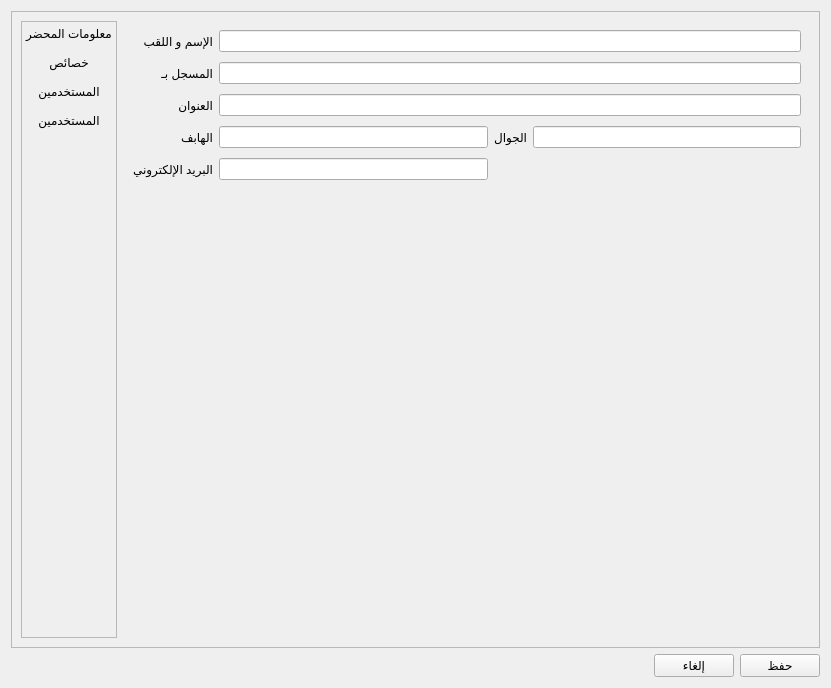
First picture: the form in ui/widgets/form_settings.ui, repository dukehub/baillif_app_v2, before the edit.
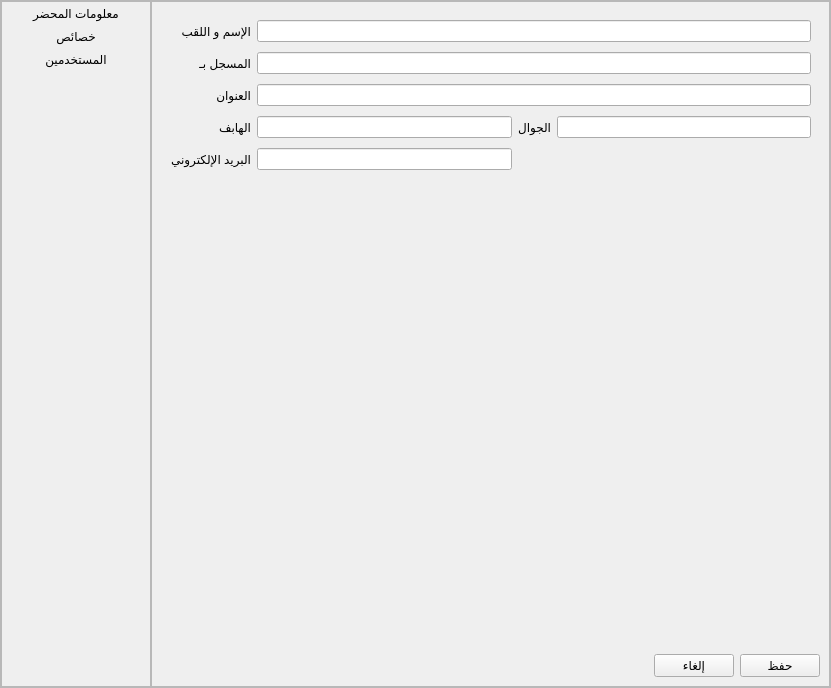
Second picture: the form after the edit.

```diff
--- a/ui/widgets/form_settings.ui
+++ b/ui/widgets/form_settings.ui
@@ -11,9 +11,27 @@
    </rect>
   </property>
   <property name="windowTitle">
-   <string>Dialog</string>
+   <string>الإعدادات</string>
+  </property>
+  <property name="modal">
+   <bool>false</bool>
   </property>
   <layout class="QVBoxLayout" name="verticalLayout">
+   <property name="spacing">
+    <number>0</number>
+   </property>
+   <property name="leftMargin">
+    <number>0</number>
+   </property>
+   <property name="topMargin">
+    <number>0</number>
+   </property>
+   <property name="rightMargin">
+    <number>0</number>
+   </property>
+   <property name="bottomMargin">
+    <number>0</number>
+   </property>
    <item>
     <widget class="QFrame" name="frame_3">
      <property name="frameShape">
@@ -23,8 +41,29 @@
       <enum>QFrame::Shadow::Raised</enum>
      </property>
      <layout class="QHBoxLayout" name="horizontalLayout">
+      <property name="spacing">
+       <number>0</number>
+      </property>
+      <property name="leftMargin">
+       <number>0</number>
+      </property>
+      <property name="topMargin">
+       <number>0</number>
+      </property>
+      <property name="rightMargin">
+       <number>0</number>
+      </property>
+      <property name="bottomMargin">
+       <number>0</number>
+      </property>
       <item>
-       <widget class="QFrame" name="frame">
+       <widget class="QFrame" name="frame_settings">
+        <property name="minimumSize">
+         <size>
+          <width>150</width>
+          <height>0</height>
+         </size>
+        </property>
         <property name="layoutDirection">
          <enum>Qt::LayoutDirection::LeftToRight</enum>
         </property>
@@ -38,6 +77,9 @@
          <enum>QFrame::Shadow::Raised</enum>
         </property>
         <layout class="QVBoxLayout" name="verticalLayout_2">
+         <property name="spacing">
+          <number>0</number>
+         </property>
          <property name="leftMargin">
           <number>0</number>
          </property>
@@ -51,7 +93,7 @@
           <number>0</number>
          </property>
          <item>
-          <widget class="QPushButton" name="tb_bailiff_info">
+          <widget class="QPushButton" name="pb_bailiff_info">
            <property name="sizePolicy">
             <sizepolicy hsizetype="Preferred" vsizetype="Preferred">
              <horstretch>0</horstretch>
@@ -73,7 +115,7 @@
           </widget>
          </item>
          <item>
-          <widget class="QPushButton" name="tb_users_3">
+          <widget class="QPushButton" name="pb_propeties">
            <property name="sizePolicy">
             <sizepolicy hsizetype="Preferred" vsizetype="Preferred">
              <horstretch>0</horstretch>
@@ -101,35 +143,7 @@
           </widget>
          </item>
          <item>
-          <widget class="QPushButton" name="tb_users_2">
-           <property name="sizePolicy">
-            <sizepolicy hsizetype="Preferred" vsizetype="Preferred">
-             <horstretch>0</horstretch>
-             <verstretch>0</verstretch>
-            </sizepolicy>
-           </property>
-           <property name="text">
-            <string>المستخدمين</string>
-           </property>
-           <property name="iconSize">
-            <size>
-             <width>32</width>
-             <height>32</height>
-            </size>
-           </property>
-           <property name="checkable">
-            <bool>true</bool>
-           </property>
-           <property name="flat">
-            <bool>true</bool>
-           </property>
-           <attribute name="buttonGroup">
-            <string notr="true">buttonGroup</string>
-           </attribute>
-          </widget>
-         </item>
-         <item>
-          <widget class="QPushButton" name="tb_users">
+          <widget class="QPushButton" name="pb_users">
            <property name="sizePolicy">
             <sizepolicy hsizetype="Preferred" vsizetype="Preferred">
              <horstretch>0</horstretch>
@@ -173,6 +187,15 @@
        </widget>
       </item>
       <item>
+       <widget class="QFrame" name="frame">
+        <property name="frameShape">
+         <enum>QFrame::Shape::StyledPanel</enum>
+        </property>
+        <property name="frameShadow">
+         <enum>QFrame::Shadow::Raised</enum>
+        </property>
+        <layout class="QVBoxLayout" name="verticalLayout_3">
+         <item>
        <widget class="QStackedWidget" name="stackedWidget">
         <property name="currentIndex">
          <number>0</number>
@@ -188,71 +211,64 @@
           <property name="verticalSpacing">
            <number>10</number>
           </property>
-          <item row="9" column="0">
-           <widget class="QLabel" name="label_13">
-            <property name="text">
-             <string>البريد الإلكتروني</string>
-            </property>
-           </widget>
-          </item>
-          <item row="1" column="1" colspan="3">
-           <widget class="QLineEdit" name="le_register_in"/>
-          </item>
-          <item row="9" column="1">
+             <item row="10" column="1">
            <widget class="QLineEdit" name="le_email"/>
           </item>
-          <item row="7" column="0">
-           <widget class="QLabel" name="label_8">
+             <item row="3" column="0">
+              <widget class="QLabel" name="label_12">
             <property name="text">
-             <string>الهابف</string>
+                <string>العنوان</string>
             </property>
            </widget>
           </item>
-          <item row="7" column="2">
-           <widget class="QLabel" name="label_14">
-            <property name="text">
-             <string>الجوال</string>
+             <item row="3" column="1" colspan="3">
+              <widget class="QLineEdit" name="le_address">
+               <property name="layoutDirection">
+                <enum>Qt::LayoutDirection::RightToLeft</enum>
             </property>
            </widget>
           </item>
-          <item row="7" column="1">
+             <item row="8" column="1">
            <widget class="QLineEdit" name="le_phone"/>
           </item>
-          <item row="0" column="0">
+             <item row="1" column="0">
            <widget class="QLabel" name="label_11">
             <property name="text">
              <string>الإسم و اللقب</string>
             </property>
            </widget>
           </item>
-          <item row="7" column="3">
+             <item row="8" column="0">
+              <widget class="QLabel" name="label_8">
+               <property name="text">
+                <string>الهابف</string>
+               </property>
+              </widget>
+             </item>
+             <item row="10" column="0">
+              <widget class="QLabel" name="label_13">
+               <property name="text">
+                <string>البريد الإلكتروني</string>
+               </property>
+              </widget>
+             </item>
+             <item row="2" column="1" colspan="3">
+              <widget class="QLineEdit" name="le_register_in"/>
+             </item>
+             <item row="8" column="3">
            <widget class="QLineEdit" name="le_mobile"/>
           </item>
           <item row="2" column="0">
-           <widget class="QLabel" name="label_12">
-            <property name="text">
-             <string>العنوان</string>
-            </property>
-           </widget>
-          </item>
-          <item row="1" column="0">
            <widget class="QLabel" name="label_10">
             <property name="text">
              <string>المسجل بـ</string>
             </property>
            </widget>
           </item>
-          <item row="2" column="1" colspan="3">
-           <widget class="QLineEdit" name="le_address">
-            <property name="layoutDirection">
-             <enum>Qt::LayoutDirection::RightToLeft</enum>
-            </property>
-           </widget>
-          </item>
-          <item row="0" column="1" colspan="3">
+             <item row="1" column="1" colspan="3">
            <widget class="QLineEdit" name="le_name"/>
           </item>
-          <item row="10" column="1">
+             <item row="11" column="1">
            <spacer name="verticalSpacer_3">
             <property name="orientation">
              <enum>Qt::Orientation::Vertical</enum>
@@ -265,6 +281,13 @@
             </property>
            </spacer>
           </item>
+             <item row="8" column="2">
+              <widget class="QLabel" name="label_14">
+               <property name="text">
+                <string>الجوال</string>
+               </property>
+              </widget>
+             </item>
          </layout>
         </widget>
         <widget class="QWidget" name="page_users"/>
@@ -284,9 +307,6 @@
         </widget>
        </widget>
       </item>
-     </layout>
-    </widget>
-   </item>
    <item>
     <widget class="QFrame" name="frame_2">
      <property name="frameShape">
@@ -336,6 +356,12 @@
         <property name="text">
          <string>حفظ</string>
         </property>
+             </widget>
+            </item>
+           </layout>
+          </widget>
+         </item>
+        </layout>
        </widget>
       </item>
      </layout>
```
Lines whose indentation alone changed are shown as unchanged.
